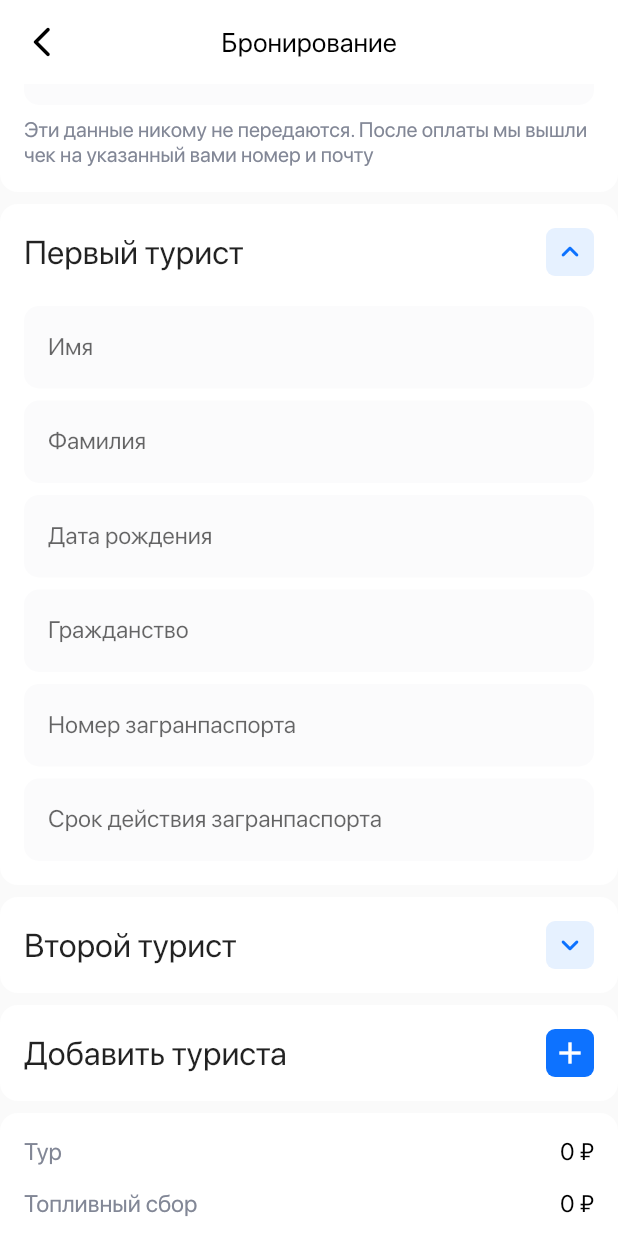
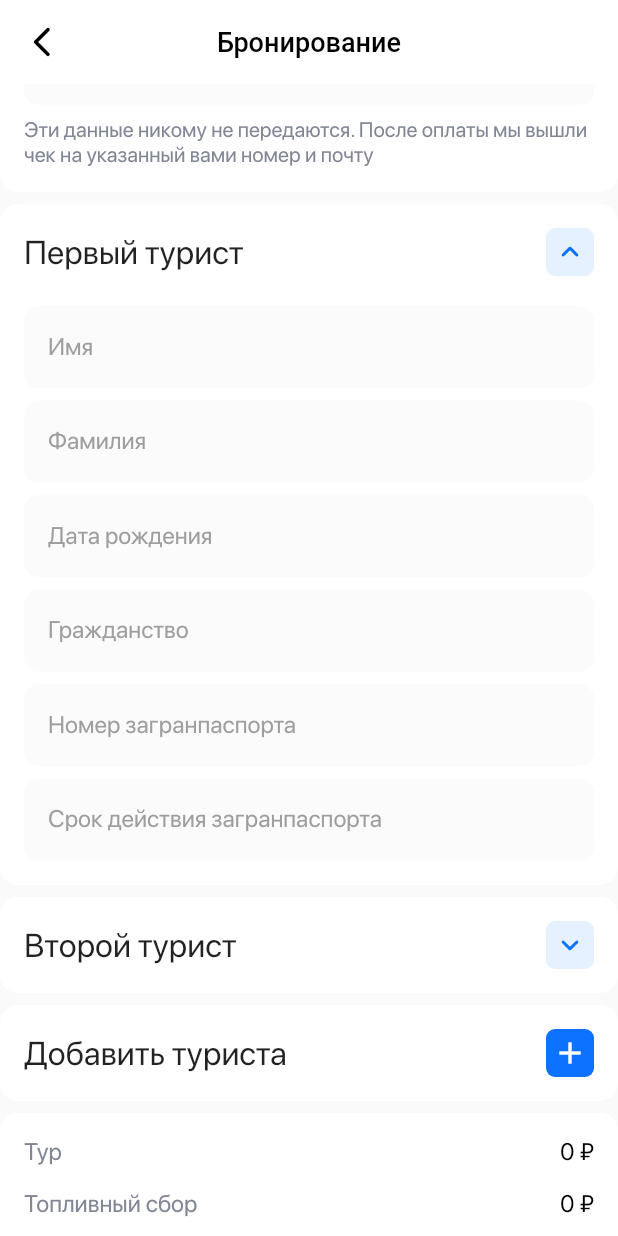
Before and after one commit to kasietfl/hotel_booking, a Flutter app: the BookingRoom screen opened directly, scrolled down 576 dp, on a phone screen of 412 x 824 dp. Run offline on Flutter 3.47's test engine with Material 2 defaults, Android fonts, the phone set to English and light mode, and no system bars; our stand-ins replace cached_network_image, carousel_slider, dio, flutter_bloc, flutter_svg, fluttertoast and 2 more; generated files the repository leaves out were written again; network calls fail.

Commit message:
minor fixes

```diff
--- a/lib/presentation/screens/booking_room.dart
+++ b/lib/presentation/screens/booking_room.dart
@@ -160,7 +160,7 @@ class _BookingRoomState extends State<BookingRoom> {
                       onPress: () {
                         bool isValidForm1 = infoKey.currentState!.validate();
                         bool isValidForm2 = formKey.currentState!.validate();
-                        if (true) {
+                        if (isValidForm1 && isValidForm2) {
                           Navigator.push(
                               context,
                               MaterialPageRoute(
@@ -195,6 +195,40 @@ class _BookingRoomState extends State<BookingRoom> {
           ),
         )
       ],
+    );
+  }
+
+  Widget buildCustomerInfo() {
+    return WhiteBlock(
+      child: Form(
+        key: infoKey,
+        child: Column(
+          crossAxisAlignment: CrossAxisAlignment.start,
+          children: [
+            const Text('Информация о покупателе', style: textStyle22),
+            const SizedBox(height: 20),
+            CustomTextField(
+              hintText: 'Номер телефона',
+              inputFormatters: [
+                MaskTextInputFormatter(
+                    mask: '+7 (***) ***-**-**',
+                    filter: {"*": RegExp(r'[0-9]')},
+                    type: MaskAutoCompletionType.lazy)
+              ],
+              textInputType: TextInputType.phone,
+            ),
+            const SizedBox(height: 8),
+            const CustomTextField(
+              hintText: 'Почта',
+              textInputType: TextInputType.emailAddress,
+            ),
+            const SizedBox(height: 8),
+            const Text(
+                'Эти данные никому не передаются. После оплаты мы вышли чек на указанный вами номер и почту',
+                style: TextStyle(color: AppColors.grey))
+          ],
+        ),
+      ),
     );
   }
 
@@ -261,40 +295,6 @@ class _BookingRoomState extends State<BookingRoom> {
     );
   }
 
-  Widget buildCustomerInfo() {
-    return WhiteBlock(
-      child: Form(
-        key: infoKey,
-        child: Column(
-          crossAxisAlignment: CrossAxisAlignment.start,
-          children: [
-            const Text('Информация о покупателе', style: textStyle22),
-            const SizedBox(height: 20),
-            CustomTextField(
-              hintText: 'Номер телефона',
-              inputFormatters: [
-                MaskTextInputFormatter(
-                    mask: '+7 (***) ***-**-**',
-                    filter: {"*": RegExp(r'[0-9]')},
-                    type: MaskAutoCompletionType.lazy)
-              ],
-              textInputType: TextInputType.phone,
-            ),
-            const SizedBox(height: 8),
-            const CustomTextField(
-              hintText: 'Почта',
-              textInputType: TextInputType.emailAddress,
-            ),
-            const SizedBox(height: 8),
-            const Text(
-                'Эти данные никому не передаются. После оплаты мы вышли чек на указанный вами номер и почту',
-                style: TextStyle(color: AppColors.grey))
-          ],
-        ),
-      ),
-    );
-  }
-
   Widget buildPriceRow(String label, int price, [bool isTotal = false]) {
     return Row(
       mainAxisAlignment: MainAxisAlignment.spaceBetween,
@@ -305,7 +305,8 @@ class _BookingRoomState extends State<BookingRoom> {
         ),
         Text('${formatPrice(price)} ₽',
             style: textStyle16.copyWith(
-                color: isTotal ? AppColors.lightBlue : Colors.black)),
+                color: isTotal ? AppColors.lightBlue : Colors.black,
+                fontWeight: isTotal ? FontWeight.w600 : FontWeight.w400)),
       ],
     );
   }
--- a/lib/presentation/screens/hotel_screen.dart
+++ b/lib/presentation/screens/hotel_screen.dart
@@ -56,7 +56,7 @@ class _HotelScreenState extends State<HotelScreen> {
                   crossAxisAlignment: CrossAxisAlignment.start,
                   children: [
                     CarouselImageSlider(photoUrls: hotel?.imageUrls ?? []),
-                    const SizedBox(height: 8),
+                    const SizedBox(height: 16),
                     RatingBlock(
                         rating: hotel?.rating, ratingName: hotel?.ratingName),
                     const SizedBox(height: 8),
--- a/lib/presentation/widgets/carousel_slider.dart
+++ b/lib/presentation/widgets/carousel_slider.dart
@@ -12,6 +12,7 @@ class CarouselImageSlider extends StatefulWidget {
 
 class _CarouselImageSliderState extends State<CarouselImageSlider> {
   int currentIndex = 0;
+
   @override
   Widget build(BuildContext context) {
     return Stack(
@@ -65,7 +66,7 @@ class _CarouselImageSliderState extends State<CarouselImageSlider> {
       );
     }
     return Container(
-      padding: const EdgeInsets.symmetric(vertical: 5, horizontal: 10),
+      padding: const EdgeInsets.symmetric(vertical: 5, horizontal: 7.5),
       decoration: BoxDecoration(
           color: Colors.white, borderRadius: BorderRadius.circular(5)),
       child: Row(
--- a/lib/presentation/widgets/custom_appbar.dart
+++ b/lib/presentation/widgets/custom_appbar.dart
@@ -18,10 +18,11 @@ class CustomAppBar extends AppBar {
             title: buildTitle(title),
             backgroundColor: Colors.white,
             bottom: bottom,
+            titleTextStyle: textStyle18,
             iconTheme: const IconThemeData(color: Colors.black),
             centerTitle: true);
 
   static Widget buildTitle(String? title) {
-    return Text(title!, style: textStyle18);
+    return Text(title!);
   }
 }
--- a/lib/presentation/widgets/custom_text_field.dart
+++ b/lib/presentation/widgets/custom_text_field.dart
@@ -4,7 +4,6 @@ import 'package:hotel_booking/utils/colors.dart';
 
 class CustomTextField extends StatefulWidget {
   final String? hintText;
-  final String? validatorText;
   final TextInputType? textInputType;
   final TextEditingController? controller;
   final List<TextInputFormatter>? inputFormatters;
@@ -15,7 +14,6 @@ class CustomTextField extends StatefulWidget {
     this.textInputType,
     this.controller,
     this.inputFormatters,
-    this.validatorText,
   }) : super(key: key);
 
   @override
@@ -60,6 +58,7 @@ class _CustomTextFieldState extends State<CustomTextField> {
         decoration: InputDecoration(
           hintText: widget.hintText,
           label: Text(widget.hintText ?? ""),
+          labelStyle: const TextStyle(color: Colors.grey),
           hintStyle: const TextStyle(color: Colors.grey),
           contentPadding:
               const EdgeInsets.symmetric(horizontal: 16.0, vertical: 10),
```
Also changed, not shown: lib/presentation/screens/hotel_room.dart (+13 -5 lines), lib/presentation/screens/paid_screen.dart (+5 -2 lines).
